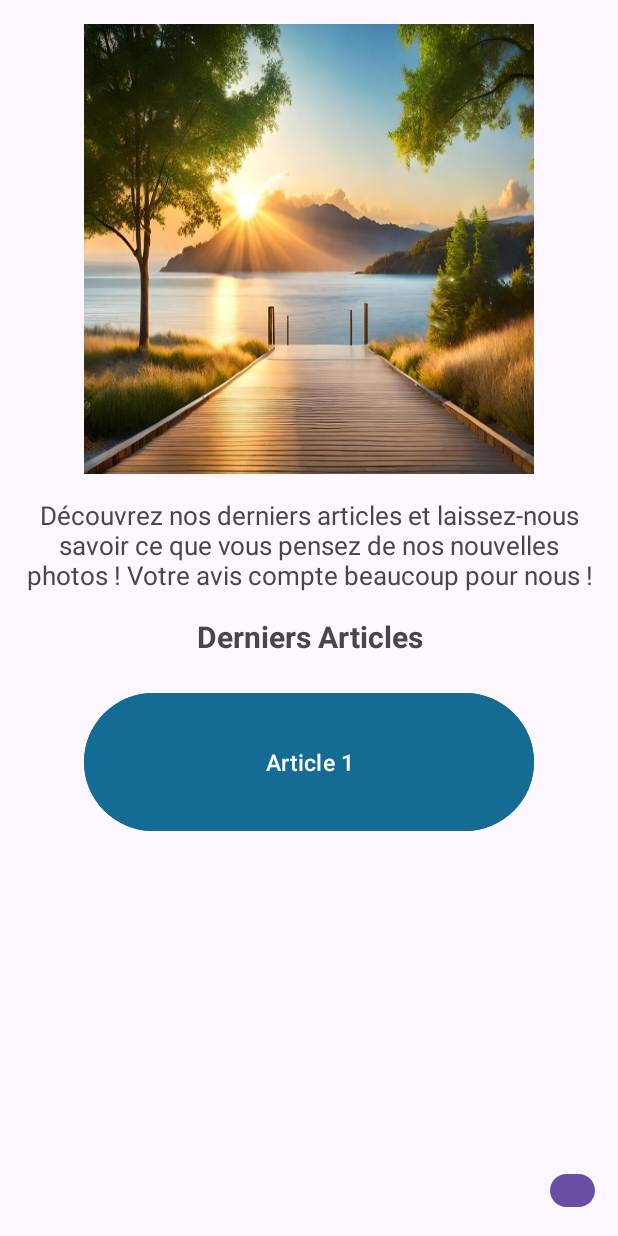
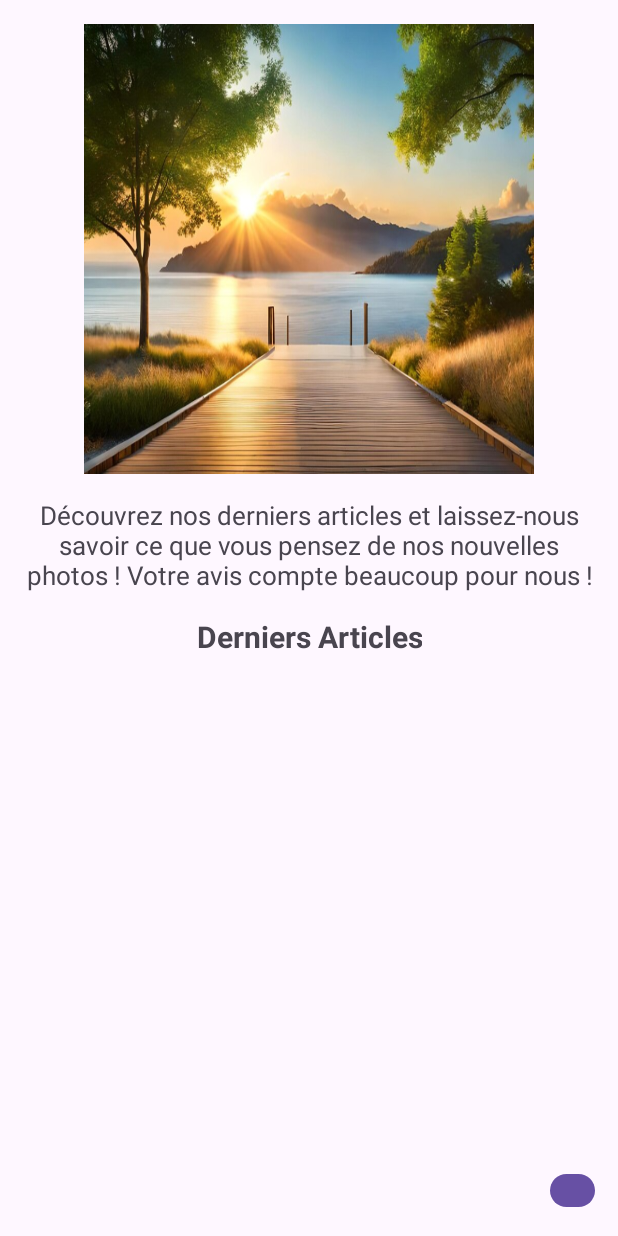
Before and after one commit to ibra983/ApplicationPhotographe, an Android app: the MainActivity screen opened directly, with no data from a screen before it, on a phone screen of 412 x 824 dp. Run offline under Robolectric (Android 15) with nearby library versions, the phone set to English and light mode, and no system bars; 2 statements that could not run were skipped.

```diff
--- a/app/src/main/res/layout/activity_main.xml
+++ b/app/src/main/res/layout/activity_main.xml
@@ -49,17 +49,6 @@
             android:layout_gravity="center_horizontal"
             android:gravity="center" />
 
-        <Button
-            android:id="@+id/bt_article1"
-            android:layout_width="300dp"
-            android:layout_height="150px"
-            android:text="Article 1"
-            android:textSize="15sp"
-            android:layout_marginBottom="15dp"
-            android:backgroundTint="@color/bleu"
-            android:layout_gravity="center_vertical|center_horizontal" />
-
-
     </LinearLayout>
 
     <Button
```
